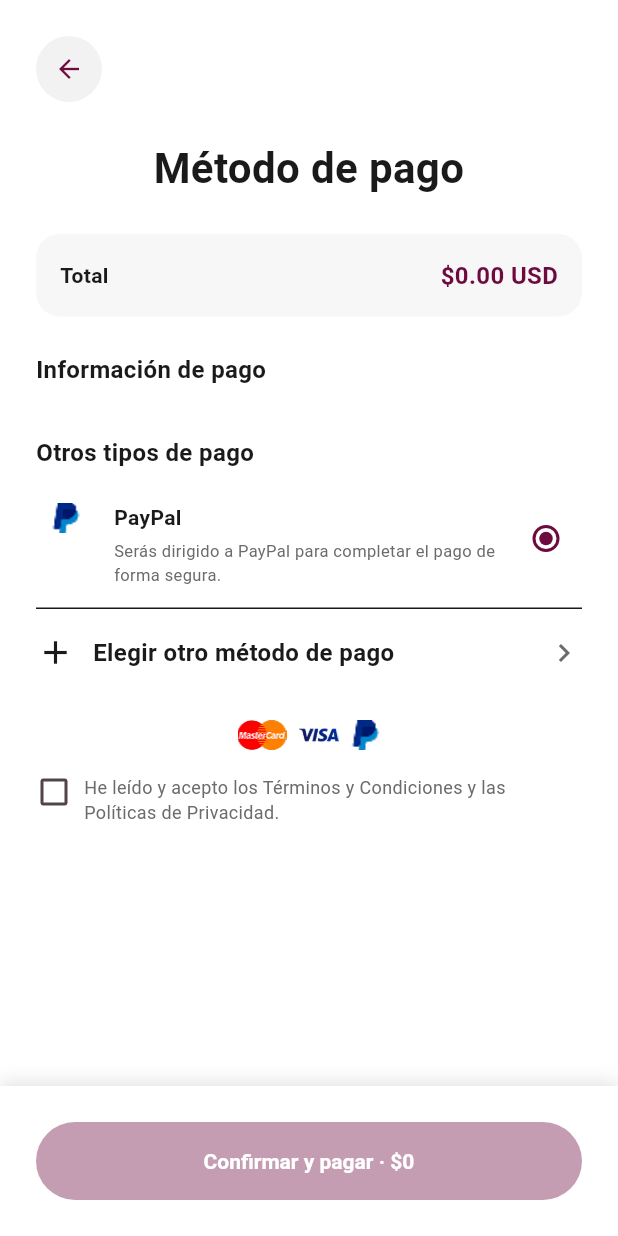
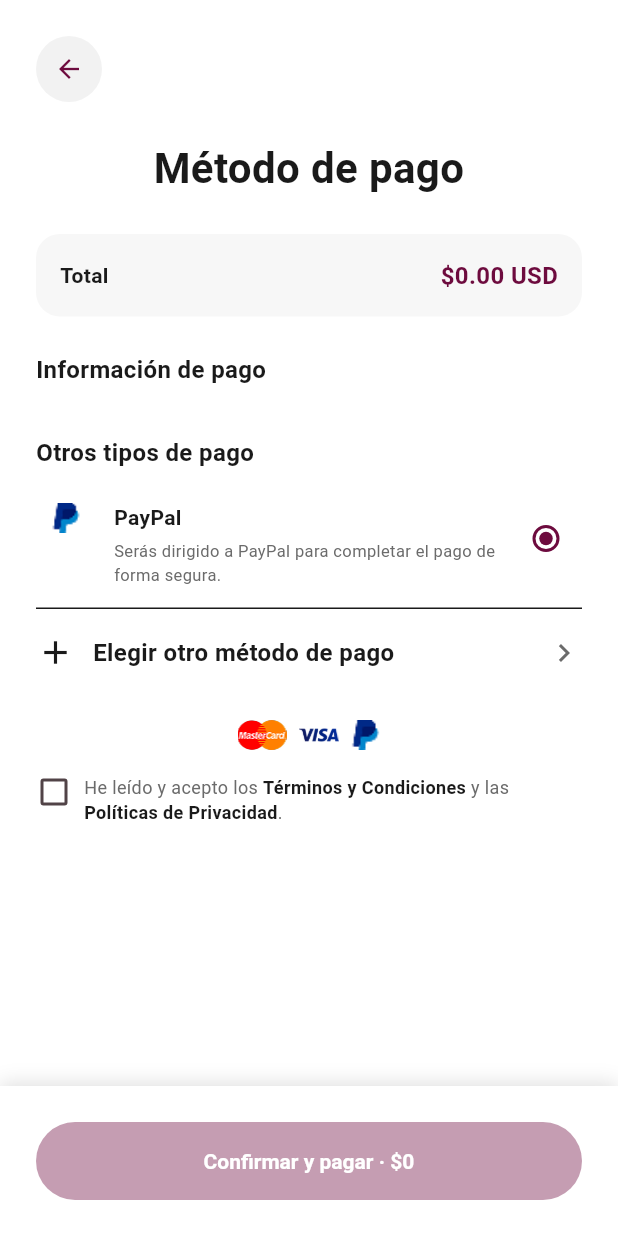
Before and after one commit to umairhassan003/Romio, a Flutter app: the PaymentScreen screen opened by its route, on a phone screen of 412 x 824 dp. Run offline on Flutter 3.47's test engine with Material 3 defaults, Android fonts, the phone set to English and light mode, and no system bars; our stand-ins replace cached_network_image, file_picker, flutter_map, flutter_svg, go_router, latlong2 and 4 more; accounts and stored records are empty; generated files the repository leaves out were written again.

Commit message:
feat: add tappable Terms and Conditions and Privacy Policy links to the payment screen and refactor home screen code formatting

```diff
--- a/lib/l10n/app_en.arb
+++ b/lib/l10n/app_en.arb
@@ -606,6 +606,8 @@
     "paymentCvvSectionHelp": "To use a payment card, enter the three-digit verification code shown on the back of the card",
     "paymentSelectCardError": "Select a card",
     "paymentChooseOtherMethod": "Choose another payment method",
+    "termsLinkLabel": "Terms and Conditions",
+    "privacyLinkLabel": "Privacy Policy",
     "placeSearchHint": "Search a city or place in Venezuela",
     "placeSearchPrompt": "Type at least 3 letters to search a place in Venezuela.",
     "placeSearchEmpty": "No places found.",
--- a/lib/l10n/app_es.arb
+++ b/lib/l10n/app_es.arb
@@ -606,6 +606,8 @@
     "paymentCvvSectionHelp": "Para usar una tarjeta de pago, escriba su código de verificación de tres dígitos visible en el reverso de la tarjeta",
     "paymentSelectCardError": "Selecciona una tarjeta",
     "paymentChooseOtherMethod": "Elegir otro método de pago",
+    "termsLinkLabel": "Términos y Condiciones",
+    "privacyLinkLabel": "Políticas de Privacidad",
     "placeSearchHint": "Busca una ciudad o lugar en Venezuela",
     "placeSearchPrompt": "Escribe al menos 3 letras para buscar un lugar en Venezuela.",
     "placeSearchEmpty": "No se encontraron lugares.",
--- a/lib/mobile/features/reservation/screens/payment_screen.dart
+++ b/lib/mobile/features/reservation/screens/payment_screen.dart
@@ -1,4 +1,5 @@
 import 'package:flutter/material.dart';
+import 'package:flutter/gestures.dart';
 import 'package:provider/provider.dart';
 import 'package:go_router/go_router.dart';
 import 'package:flutter_gen/gen_l10n/app_localizations.dart';
@@ -35,10 +36,64 @@ class _PaymentScreenState extends State<PaymentScreen> {
   bool _acceptedTerms = false;
   bool _initialised = false;
 
+  // Tap handlers for the bold links inside the terms text (kept as fields so
+  // they can be disposed).
+  late final TapGestureRecognizer _termsRecognizer;
+  late final TapGestureRecognizer _privacyRecognizer;
+
+  @override
+  void initState() {
+    super.initState();
+    _termsRecognizer = TapGestureRecognizer()
+      ..onTap = () => context.push('/profile/terms');
+    _privacyRecognizer = TapGestureRecognizer()
+      ..onTap = () => context.push('/profile/privacy-policy');
+  }
+
   @override
   void dispose() {
     _cvvCtrl.dispose();
+    _termsRecognizer.dispose();
+    _privacyRecognizer.dispose();
     super.dispose();
+  }
+
+  /// Builds the terms-acceptance sentence with "Terms and Conditions" and
+  /// "Privacy Policy" rendered bold + tappable (links to their pages). The link
+  /// phrases are matched inside the localized sentence so it stays translatable.
+  Widget _buildTermsText(AppLocalizations? l10n) {
+    final full = l10n?.paymentTermsAccept ??
+        'He leído y acepto los Términos y Condiciones y las Políticas de Privacidad.';
+    final termsLabel = l10n?.termsLinkLabel ?? 'Términos y Condiciones';
+    final privacyLabel = l10n?.privacyLinkLabel ?? 'Políticas de Privacidad';
+
+    final base = AppTextStyles.bodyS.copyWith(color: AppColors.textSecondary);
+    final linkStyle = base.copyWith(
+      fontWeight: FontWeight.w700,
+      color: AppColors.textPrimary,
+    );
+
+    final links = <(int, String, TapGestureRecognizer)>[];
+    final ti = full.indexOf(termsLabel);
+    if (ti >= 0) links.add((ti, termsLabel, _termsRecognizer));
+    final pi = full.indexOf(privacyLabel);
+    if (pi >= 0) links.add((pi, privacyLabel, _privacyRecognizer));
+    links.sort((a, b) => a.$1.compareTo(b.$1));
+
+    final spans = <InlineSpan>[];
+    var cursor = 0;
+    for (final (start, label, recognizer) in links) {
+      if (start > cursor) {
+        spans.add(TextSpan(text: full.substring(cursor, start), style: base));
+      }
+      spans.add(TextSpan(text: label, style: linkStyle, recognizer: recognizer));
+      cursor = start + label.length;
+    }
+    if (cursor < full.length) {
+      spans.add(TextSpan(text: full.substring(cursor), style: base));
+    }
+
+    return Text.rich(TextSpan(children: spans));
   }
 
   @override
@@ -176,15 +231,7 @@ class _PaymentScreenState extends State<PaymentScreen> {
                 ),
               ),
               const SizedBox(width: 8),
-              Expanded(
-                child: Text(
-                  l10n?.paymentTermsAccept ??
-                      'He leído y acepto los Términos y Condiciones y las Políticas de Privacidad.',
-                  style: AppTextStyles.bodyS.copyWith(
-                    color: AppColors.textSecondary,
-                  ),
-                ),
-              ),
+              Expanded(child: _buildTermsText(l10n)),
             ],
           ),
         ],
```
Also changed, not shown: lib/mobile/features/home/screens/home_screen.dart (+8 -4 lines).
